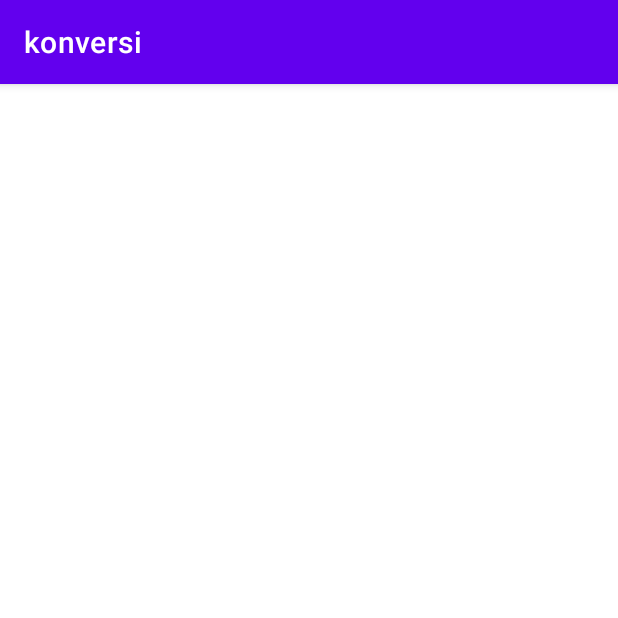
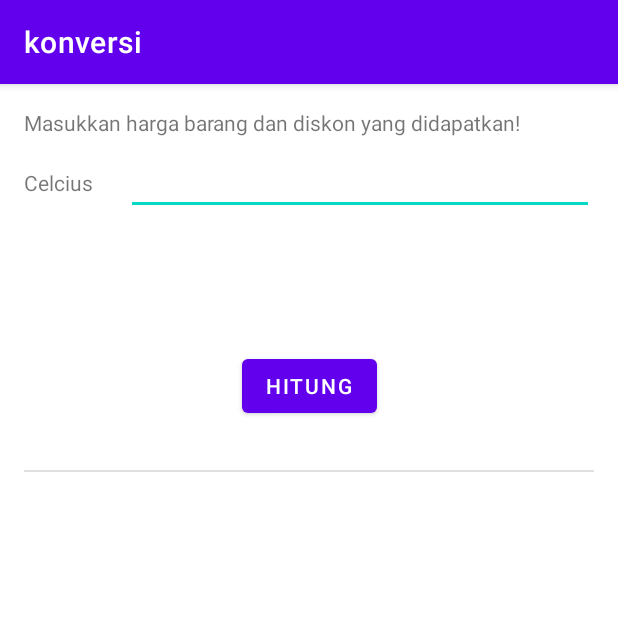
Before and after one commit to lutfan04/assesment2, an Android app: the screen it shows after launch (MainActivity), on a phone screen of 412 x 824 dp, the top half of it. Run offline under Robolectric (Android 15) with nearby library versions, the phone set to English and light mode, and no system bars.

Commit message:
refactor fitur konversi ke fragment

```diff
--- a/app/src/main/java/org/d3if0099/konversi/MainActivity.kt
+++ b/app/src/main/java/org/d3if0099/konversi/MainActivity.kt
@@ -2,43 +2,12 @@ package org.d3if0099.konversi
 
 import androidx.appcompat.app.AppCompatActivity
 import android.os.Bundle
-import android.text.TextUtils
-import android.util.Log
-import android.widget.Toast
-import androidx.lifecycle.ViewModelProvider
-import org.d3if0099.konversi.databinding.ActivityMainBinding
-import org.d3if0099.konversi.model.HasilKonversi
+
 
 
 class MainActivity : AppCompatActivity() {
-
-    private lateinit var binding: ActivityMainBinding
-
-    private val viewModel: KonversiViewModel by lazy {
-        ViewModelProvider(this)[KonversiViewModel::class.java]
-    }
-
     override fun onCreate(savedInstanceState: Bundle?) {
         super.onCreate(savedInstanceState)
-        binding = ActivityMainBinding.inflate(layoutInflater)
-        setContentView(binding.root)
-        binding.button.setOnClickListener { hitungKonversi() }
-        viewModel.getHasilKonversi().observe(this, { showResult(it) })
-    }
-
-    private fun hitungKonversi() {
-        val celcius = binding.hargaEditText.text.toString()
-
-        if (TextUtils.isEmpty(celcius)) {
-            Toast.makeText(this, R.string.harga_invalid, Toast.LENGTH_LONG).show()
-            return
-        }
-        viewModel.hitungKonversi(
-            celcius.toInt(),
-        )
-    }
-    private fun showResult(result: HasilKonversi?) {
-        if (result == null) return
-        binding.totalTextView.text = getString(R.string.total, result.total.toString())
+        setContentView(R.layout.activity_main)
     }
 }
--- /dev/null
+++ b/app/src/main/java/org/d3if0099/konversi/ui/HitungFragment.kt
@@ -0,0 +1,52 @@
+package org.d3if0099.konversi.ui
+
+import android.os.Bundle
+import android.text.TextUtils
+import android.view.LayoutInflater
+import android.view.View
+import android.view.ViewGroup
+import android.widget.Toast
+import androidx.fragment.app.Fragment
+import androidx.lifecycle.ViewModelProvider
+import org.d3if0099.konversi.R
+import org.d3if0099.konversi.databinding.FragmentHitungBinding
+import org.d3if0099.konversi.model.HasilKonversi
+
+
+class HitungFragment : Fragment() {
+
+
+    private lateinit var binding: FragmentHitungBinding
+
+
+    private val viewModel: KonversiViewModel by lazy {
+        ViewModelProvider(requireActivity())[KonversiViewModel::class.java]
+
+    }
+
+    override fun onCreateView(inflater: LayoutInflater, container: ViewGroup?,
+                              savedInstanceState: Bundle?): View {
+
+        binding = FragmentHitungBinding.inflate(layoutInflater, container, false)
+        return binding.root
+    }
+    override fun onViewCreated(view: View, savedInstanceState: Bundle?) {
+        binding.button.setOnClickListener { hitungKonversi() }
+        viewModel.getHasilKonversi().observe(requireActivity(), { showResult(it) })
+    }
+    private fun hitungKonversi() {
+        val celcius = binding.hargaEditText.text.toString()
+
+        if (TextUtils.isEmpty(celcius)) {
+            Toast.makeText(context, R.string.celcius_invalid, Toast.LENGTH_LONG).show()
+            return
+        }
+        viewModel.hitungKonversi(
+            celcius.toInt(),
+        )
+    }
+    private fun showResult(result: HasilKonversi?) {
+        if (result == null) return
+        binding.totalTextView.text = getString(R.string.total, result.total.toString())
+    }
+}
--- a/app/src/main/java/org/d3if0099/konversi/KonversiViewModel.kt
+++ b/app/src/main/java/org/d3if0099/konversi/ui/KonversiViewModel.kt
@@ -1,4 +1,4 @@
-package org.d3if0099.konversi
+package org.d3if0099.konversi.ui
 
 import androidx.lifecycle.LiveData
 import androidx.lifecycle.MutableLiveData
--- /dev/null
+++ b/app/src/main/res/layout/fragment_hitung.xml
@@ -0,0 +1,83 @@
+<?xml version="1.0" encoding="utf-8"?>
+<ScrollView
+    xmlns:android="http://schemas.android.com/apk/res/android"
+    xmlns:app="http://schemas.android.com/apk/res-auto"
+    xmlns:tools="http://schemas.android.com/tools"
+    android:layout_width="match_parent"
+    android:layout_height="match_parent"
+    tools:context=".ui.HitungFragment">
+
+    <androidx.constraintlayout.widget.ConstraintLayout
+        android:layout_width="match_parent"
+        android:layout_height="wrap_content">
+
+        <TextView
+            android:id="@+id/textView"
+            android:layout_width="0dp"
+            android:layout_height="wrap_content"
+            android:layout_marginStart="16dp"
+            android:layout_marginTop="16dp"
+            android:layout_marginEnd="16dp"
+            android:text="@string/intro"
+            app:layout_constraintEnd_toEndOf="parent"
+            app:layout_constraintStart_toStartOf="parent"
+            app:layout_constraintTop_toTopOf="parent" />
+
+        <TextView
+            android:id="@+id/textView5"
+            android:layout_width="wrap_content"
+            android:layout_height="wrap_content"
+            android:layout_marginStart="16dp"
+            android:labelFor="@id/hargaEditText"
+            android:text="@string/celcius"
+            app:layout_constraintBottom_toBottomOf="@+id/hargaEditText"
+            app:layout_constraintStart_toStartOf="parent"
+            app:layout_constraintTop_toTopOf="@+id/hargaEditText" />
+
+        <EditText
+            android:id="@+id/hargaEditText"
+            android:layout_width="312dp"
+            android:layout_height="44dp"
+            android:layout_marginTop="8dp"
+            android:layout_marginEnd="16dp"
+            android:ems="10"
+            android:inputType="number"
+            app:layout_constraintEnd_toEndOf="parent"
+            app:layout_constraintTop_toBottomOf="@+id/textView" />
+
+        <Button
+            android:id="@+id/button"
+            android:layout_width="wrap_content"
+            android:layout_height="wrap_content"
+            android:layout_marginTop="89dp"
+            android:layout_marginBottom="89dp"
+            android:text="@string/hitung"
+            app:layout_constraintBottom_toBottomOf="parent"
+            app:layout_constraintEnd_toEndOf="parent"
+            app:layout_constraintStart_toStartOf="parent"
+            app:layout_constraintTop_toBottomOf="@+id/hargaEditText" />
+
+        <View
+            android:id="@+id/divider"
+            android:layout_width="match_parent"
+            android:layout_height="1dp"
+            android:layout_marginStart="16dp"
+            android:layout_marginTop="32dp"
+            android:layout_marginEnd="16dp"
+            android:background="?android:attr/listDivider"
+            app:layout_constraintEnd_toEndOf="parent"
+            app:layout_constraintStart_toStartOf="parent"
+            app:layout_constraintTop_toBottomOf="@+id/button" />
+
+        <TextView
+            android:id="@+id/totalTextView"
+            android:layout_width="wrap_content"
+            android:layout_height="wrap_content"
+            android:layout_marginTop="32dp"
+            android:textSize="18sp"
+            app:layout_constraintEnd_toEndOf="parent"
+            app:layout_constraintStart_toStartOf="parent"
+            app:layout_constraintTop_toBottomOf="@+id/divider"
+            tools:text="Total : " />
+    </androidx.constraintlayout.widget.ConstraintLayout>
+</ScrollView>
--- a/app/src/main/res/values/strings.xml
+++ b/app/src/main/res/values/strings.xml
@@ -5,5 +5,6 @@
     <string name="hitung">Hitung</string>
     <string name="total">Fahrenheit : %s</string>
     <string name="harga_invalid">Suhu celcius tidak boleh kosong.</string>
+    <string name="celcius_invalid">celcius</string>
 
 </resources>
```
Also changed, not shown: app/src/main/res/layout/activity_main.xml (+5 -80 lines).
